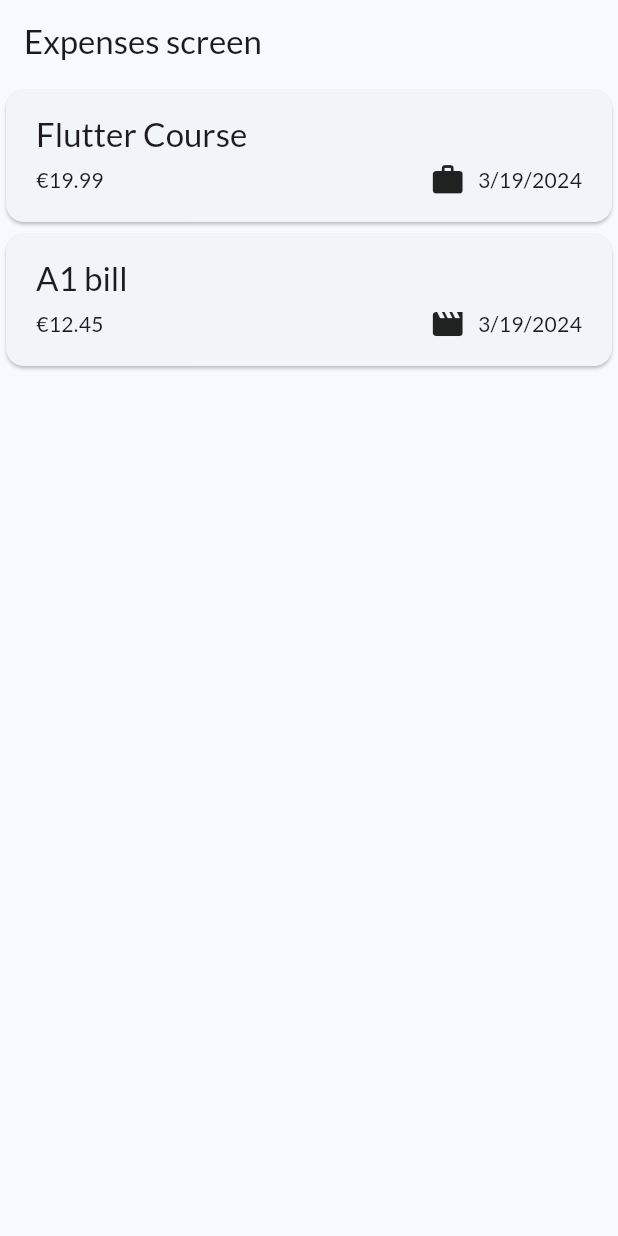
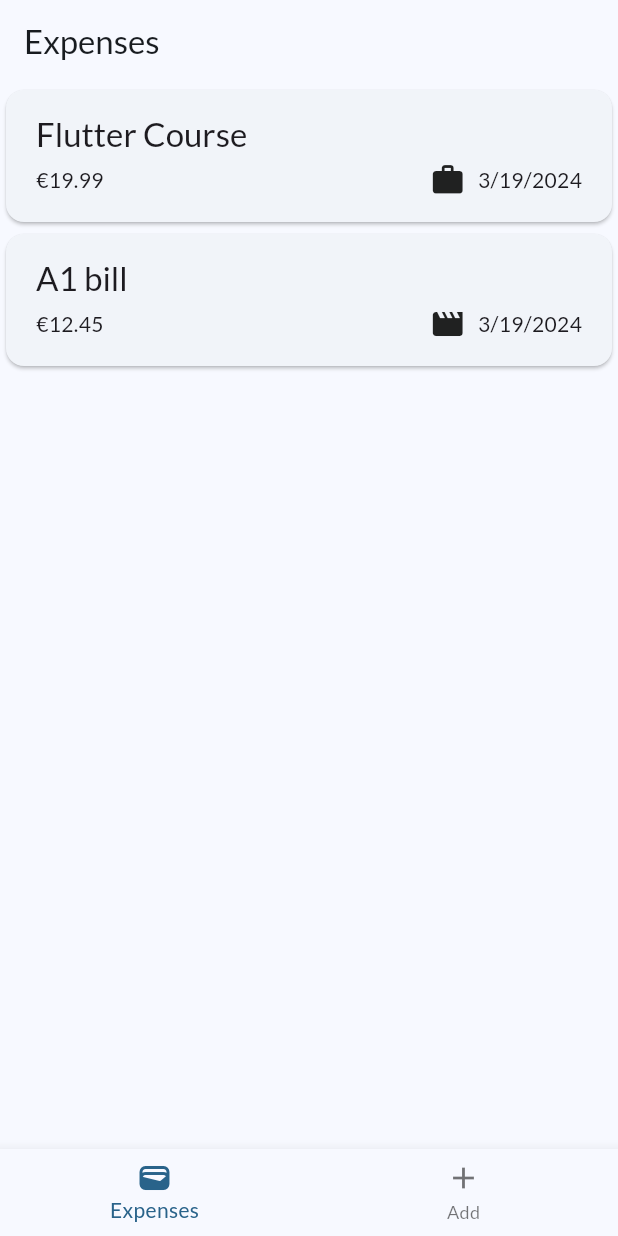
Before and after one commit to juris-hub/ExpenseTracker, a Flutter app: the screen it shows after launch, on a phone screen of 412 x 824 dp. Run offline on Flutter 3.47's test engine with Material 3 defaults, Android fonts, the phone set to English and light mode, and no system bars; our stand-ins replace google_fonts.

Commit message:
Tabs screen added

```diff
--- a/lib/main.dart
+++ b/lib/main.dart
@@ -1,4 +1,5 @@
 import 'package:expense_tracker/screens/expenses.dart';
+import 'package:expense_tracker/screens/tabs_screen.dart';
 import 'package:flutter/material.dart';
 import 'package:google_fonts/google_fonts.dart';
 
@@ -21,7 +22,7 @@ class MyApp extends StatelessWidget {
   @override
   Widget build(BuildContext context) {
     return MaterialApp(
-      home: const ExpensesScreen(),
+      home: const TabsScreen(),
       theme: theme,
     );
   }
--- a/lib/screens/expenses.dart
+++ b/lib/screens/expenses.dart
@@ -43,10 +43,6 @@ class _ExpensesState extends State<ExpensesScreen> {
       );
     }
 
-    return Scaffold(
-        appBar: AppBar(
-          title: const Text('Expenses screen'),
-        ),
-        body: mainContent);
+    return Scaffold(body: mainContent);
   }
 }
--- /dev/null
+++ b/lib/screens/tabs_screen.dart
@@ -0,0 +1,43 @@
+import 'package:expense_tracker/screens/expenses.dart';
+import 'package:flutter/material.dart';
+
+class TabsScreen extends StatefulWidget {
+  const TabsScreen({super.key});
+
+  @override
+  State<TabsScreen> createState() => _TabsScreenState();
+}
+
+class _TabsScreenState extends State<TabsScreen> {
+  int _selectedScreenIndex = 0;
+
+  void _selectScreen(int index) {
+    setState(() {
+      _selectedScreenIndex = index;
+    });
+  }
+
+  @override
+  Widget build(BuildContext context) {
+    Widget activePage = const ExpensesScreen();
+    var activePageTitle = 'Expenses';
+
+    return Scaffold(
+      appBar: AppBar(
+        title: Text(activePageTitle),
+      ),
+      body: activePage,
+      bottomNavigationBar: BottomNavigationBar(
+        onTap: _selectScreen,
+        currentIndex: _selectedScreenIndex,
+        items: const [
+          BottomNavigationBarItem(
+            icon: Icon(Icons.wallet),
+            label: 'Expenses',
+          ),
+          BottomNavigationBarItem(icon: Icon(Icons.add), label: 'Add'),
+        ],
+      ),
+    );
+  }
+}
```
